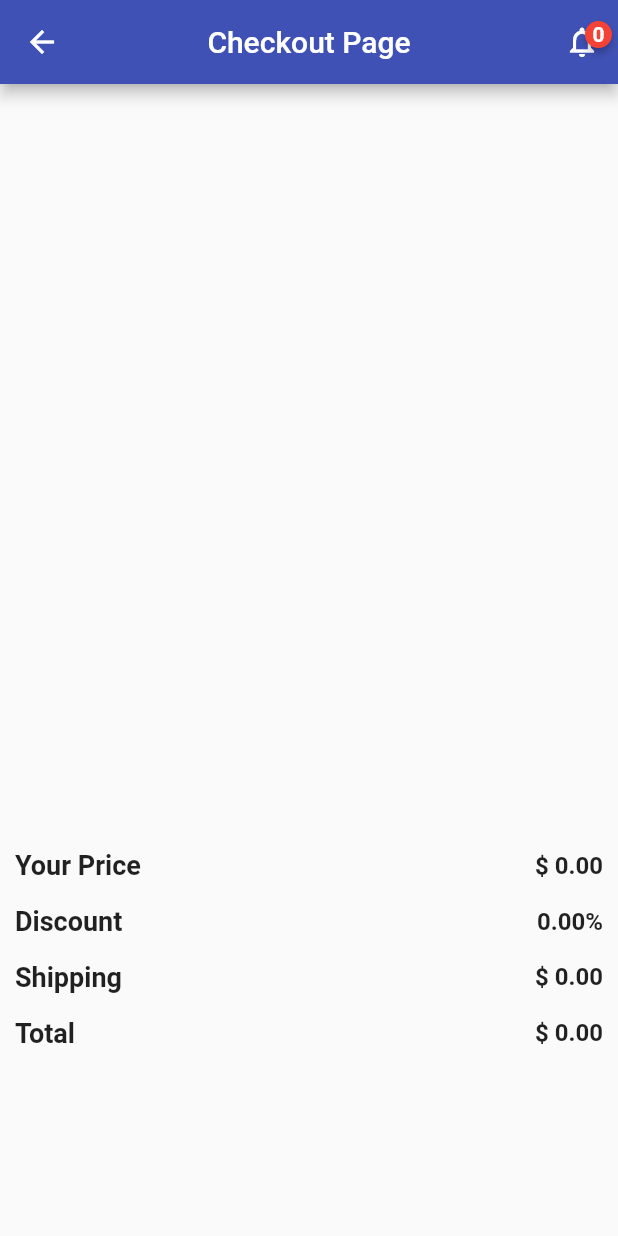
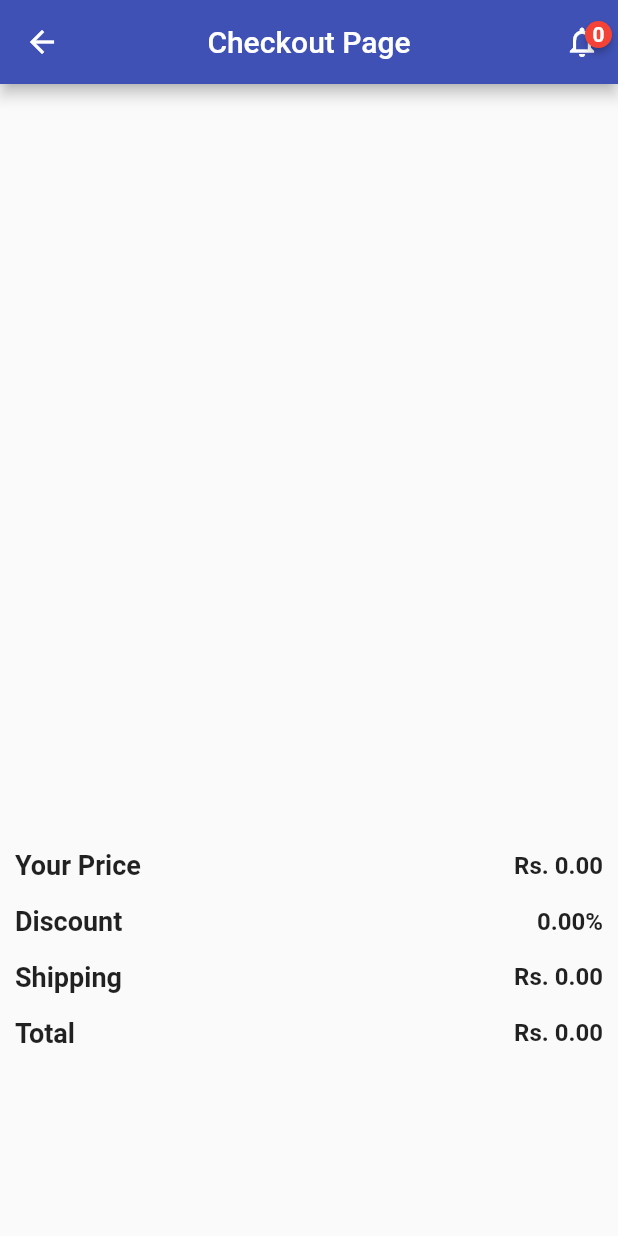
Before and after one commit to KrishKanojia/Complete-Ecommerce-App-, a Flutter app: the CheckOut screen opened directly, on a phone screen of 412 x 824 dp. Run offline on Flutter 3.47's test engine with Material 2 defaults, Android fonts, the phone set to English and light mode, and no system bars; drawn by our look-alikes of badges; our stand-ins replace carousel_slider, cloud_firestore, firebase_auth, firebase_core, firebase_storage, image_picker; accounts and stored records are empty; network calls fail.

Commit message:
Rs. Text, provided description

```diff
--- a/lib/screens/checkout.dart
+++ b/lib/screens/checkout.dart
@@ -219,13 +219,14 @@ class _CheckOutState extends State<CheckOut> {
                     child: Column(
                       mainAxisAlignment: MainAxisAlignment.spaceEvenly,
                       children: [
-                        BottomDetail(
-                            "Your Price ", "\$ ${subTotal.toStringAsFixed(2)}"),
+                        BottomDetail("Your Price ",
+                            "Rs. ${subTotal.toStringAsFixed(2)}"),
                         BottomDetail(
                             "Discount", "${discount.toStringAsFixed(2)}%"),
                         BottomDetail(
-                            "Shipping", "\$ ${shipping.toStringAsFixed(2)}"),
-                        BottomDetail("Total", "\$ ${total.toStringAsFixed(2)}"),
+                            "Shipping", "Rs. ${shipping.toStringAsFixed(2)}"),
+                        BottomDetail(
+                            "Total", "Rs. ${total.toStringAsFixed(2)}"),
                       ],
                     ),
                   ),
--- a/lib/screens/homepage.dart
+++ b/lib/screens/homepage.dart
@@ -518,7 +518,7 @@ class _HomepageState extends State<Homepage> {
                                     ),
                                   ),
                                   Text(
-                                    "\$ ${homeFeatures[index].price}",
+                                    "Rs. ${homeFeatures[index].price}",
                                     style: TextStyle(
                                       fontSize: 17,
                                       color: Colors.black,
@@ -651,7 +651,7 @@ class _HomepageState extends State<Homepage> {
                                   ),
                                 ),
                                 Text(
-                                  "\$ ${homeNewarchives[index].price}",
+                                  "Rs. ${homeNewarchives[index].price}",
                                   style: TextStyle(
                                     fontSize: 17,
                                     color: Colors.black,
@@ -797,6 +797,8 @@ class _HomepageState extends State<Homepage> {
                           name: slider[itemIndex]["name"].toString(),
                           image: "${slider[itemIndex]["image"].toString()}",
                           price: slider[itemIndex]["price"] as double,
+                          description:
+                              "The Macintosh (often called the Mac) was the first widely-sold personal computer with a graphical user interface (GUI) and a mouse. Apple Computer introduced the Macintosh in an ad during Super Bowl XVIII, on January 22, 1984, and offered it for sale two days later.",
                         ),
                       );
                     }),
--- a/lib/screens/singleproduct.dart
+++ b/lib/screens/singleproduct.dart
@@ -89,7 +89,7 @@ class SingleProduct extends StatelessWidget {
                       mainAxisAlignment: MainAxisAlignment.center,
                       children: [
                         Text(
-                          "\$ $price",
+                          "Rs. $price",
                           style: TextStyle(
                             fontSize: 20,
                             fontWeight: FontWeight.bold,
--- a/lib/widget/cartsingleproduct.dart
+++ b/lib/widget/cartsingleproduct.dart
@@ -117,7 +117,7 @@ class _CartSingleProductState extends State<CartSingleProduct> {
                         ],
                       ),
                     ),
-                    Text("\$ ${widget.price}", style: TextStyle(fontSize: 14)),
+                    Text("Rs. ${widget.price}", style: TextStyle(fontSize: 14)),
                     Row(
                       mainAxisAlignment: MainAxisAlignment.start,
                       children: [
--- a/lib/widget/favouritesingleproduct.dart
+++ b/lib/widget/favouritesingleproduct.dart
@@ -126,7 +126,7 @@ class _FavouriteSingleProductState extends State<FavouriteSingleProduct> {
                           ],
                         ),
                       ),
-                      Text("\$ ${widget.price}",
+                      Text("Rs. ${widget.price}",
                           style: TextStyle(fontSize: 14)),
                     ],
                   ),
```
Also changed, not shown: lib/screens/detailscreen.dart (+17 -14 lines), pubspec.lock, 2 other files.
